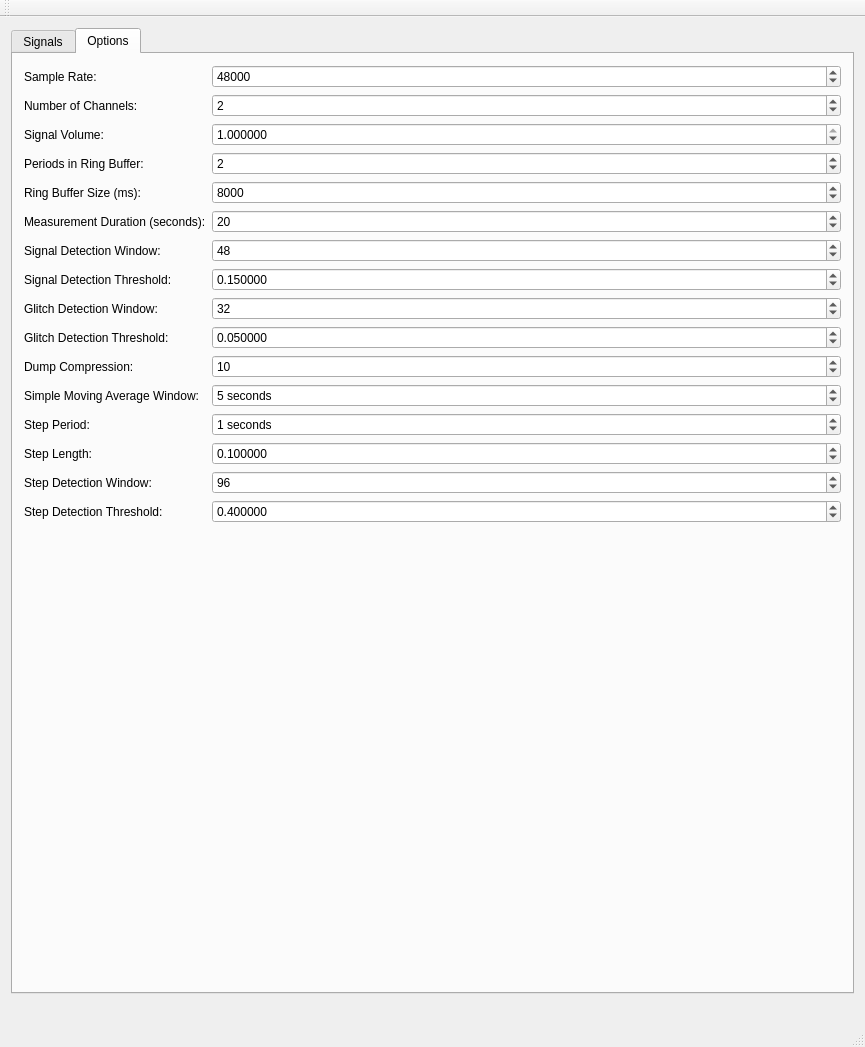
This is src/gui/MainWindow.ui in gavv/signal-estimator as Qt 5 draws it before an edit. The edited form follows.
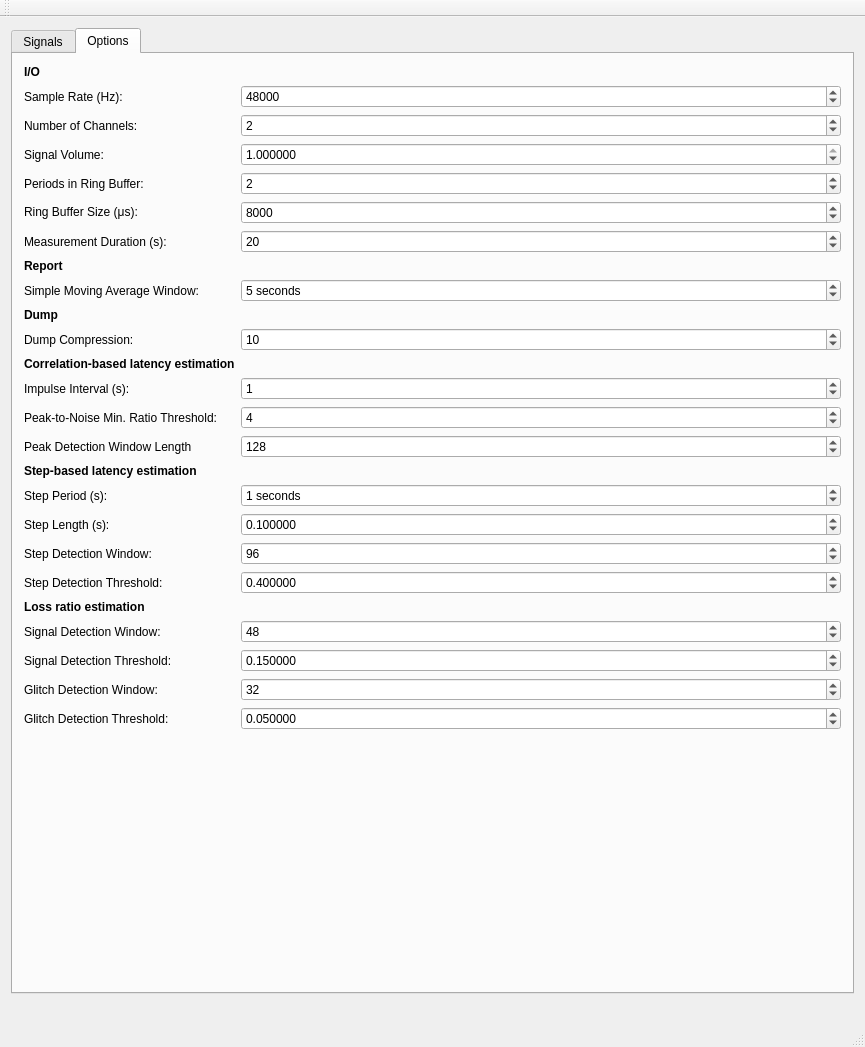
This is the edited form. The open tabs and pages were chosen to show the change. Custom widgets are drawn as their Qt base class.

Commit message: group options by category, add tooltip (#63)

```diff
--- a/src/gui/MainWindow.ui
+++ b/src/gui/MainWindow.ui
@@ -381,13 +381,26 @@
        </attribute>
        <layout class="QFormLayout" name="formLayout">
         <item row="0" column="0">
+         <widget class="QLabel" name="IOOption">
+          <property name="font">
+           <font>
+            <weight>75</weight>
+            <bold>true</bold>
+           </font>
+          </property>
+          <property name="text">
+           <string>I/O</string>
+          </property>
+         </widget>
+        </item>
+        <item row="1" column="0">
          <widget class="QLabel" name="SampleRateLabel">
           <property name="text">
-           <string>Sample Rate:</string>
+           <string>Sample Rate (Hz):</string>
           </property>
          </widget>
         </item>
-        <item row="0" column="1">
+        <item row="1" column="1">
          <widget class="QSpinBox" name="SampleRate">
           <property name="minimum">
            <number>1</number>
@@ -400,14 +413,14 @@
           </property>
          </widget>
         </item>
-        <item row="1" column="0">
+        <item row="2" column="0">
          <widget class="QLabel" name="NumChannelsLabel">
           <property name="text">
            <string>Number of Channels:</string>
           </property>
          </widget>
         </item>
-        <item row="1" column="1">
+        <item row="2" column="1">
          <widget class="QSpinBox" name="NumChannels">
           <property name="minimum">
            <number>1</number>
@@ -420,14 +433,14 @@
           </property>
          </widget>
         </item>
-        <item row="2" column="0">
+        <item row="3" column="0">
          <widget class="QLabel" name="VolumeLabel_2">
           <property name="text">
            <string>Signal Volume:</string>
           </property>
          </widget>
         </item>
-        <item row="2" column="1">
+        <item row="3" column="1">
          <widget class="QDoubleSpinBox" name="SignalVolume">
           <property name="decimals">
            <number>6</number>
@@ -446,14 +459,14 @@
           </property>
          </widget>
         </item>
-        <item row="3" column="0">
+        <item row="4" column="0">
          <widget class="QLabel" name="PRBLabel">
           <property name="text">
            <string>Periods in Ring Buffer:</string>
           </property>
          </widget>
         </item>
-        <item row="3" column="1">
+        <item row="4" column="1">
          <widget class="QSpinBox" name="PRB">
           <property name="minimum">
            <number>0</number>
@@ -469,14 +482,14 @@
           </property>
          </widget>
         </item>
-        <item row="4" column="0">
+        <item row="5" column="0">
          <widget class="QLabel" name="RBSLabel">
           <property name="text">
-           <string>Ring Buffer Size (ms):</string>
+           <string>&lt;html&gt;&lt;head/&gt;&lt;body&gt;&lt;p&gt;Ring Buffer Size (μs):&lt;/p&gt;&lt;/body&gt;&lt;/html&gt;</string>
           </property>
          </widget>
         </item>
-        <item row="4" column="1">
+        <item row="5" column="1">
          <widget class="QSpinBox" name="RBS">
           <property name="minimum">
            <number>0</number>
@@ -492,14 +505,14 @@
           </property>
          </widget>
         </item>
-        <item row="5" column="0">
+        <item row="6" column="0">
          <widget class="QLabel" name="DurationLabel">
           <property name="text">
-           <string>Measurement Duration (seconds):</string>
+           <string>Measurement Duration (s):</string>
           </property>
          </widget>
         </item>
-        <item row="5" column="1">
+        <item row="6" column="1">
          <widget class="QSpinBox" name="Duration">
           <property name="minimum">
            <number>0</number>
@@ -515,89 +528,55 @@
           </property>
          </widget>
         </item>
-        <item row="6" column="0">
-         <widget class="QLabel" name="Label1_6">
-          <property name="text">
-           <string>Signal Detection Window:</string>
-          </property>
-         </widget>
-        </item>
-        <item row="6" column="1">
-         <widget class="QSpinBox" name="SigDW">
-          <property name="suffix">
-           <string/>
-          </property>
-          <property name="maximum">
-           <number>2147483647</number>
-          </property>
-          <property name="value">
-           <number>48</number>
-          </property>
-         </widget>
-        </item>
         <item row="7" column="0">
-         <widget class="QLabel" name="Label1_7">
+         <widget class="QLabel" name="Report">
+          <property name="font">
+           <font>
+            <weight>75</weight>
+            <bold>true</bold>
+           </font>
+          </property>
           <property name="text">
-           <string>Signal Detection Threshold:</string>
-          </property>
-         </widget>
-        </item>
-        <item row="7" column="1">
-         <widget class="QDoubleSpinBox" name="SigDT">
-          <property name="decimals">
-           <number>6</number>
-          </property>
-          <property name="maximum">
-           <double>1.000000000000000</double>
-          </property>
-          <property name="singleStep">
-           <double>0.010000000000000</double>
-          </property>
-          <property name="value">
-           <double>0.150000000000000</double>
+           <string>Report</string>
           </property>
          </widget>
         </item>
         <item row="8" column="0">
-         <widget class="QLabel" name="Label1_8">
+         <widget class="QLabel" name="Label1">
+          <property name="toolTip">
+           <string>Simple Moving Average window for latency reports</string>
+          </property>
+          <property name="toolTipDuration">
+           <number>-1</number>
+          </property>
           <property name="text">
-           <string>Glitch Detection Window:</string>
+           <string>Simple Moving Average Window:</string>
           </property>
          </widget>
         </item>
         <item row="8" column="1">
-         <widget class="QSpinBox" name="GliDW">
+         <widget class="QSpinBox" name="SMA">
           <property name="suffix">
-           <string/>
+           <string> seconds</string>
           </property>
           <property name="maximum">
            <number>2147483647</number>
           </property>
           <property name="value">
-           <number>32</number>
+           <number>5</number>
           </property>
          </widget>
         </item>
         <item row="9" column="0">
-         <widget class="QLabel" name="Label1_9">
+         <widget class="QLabel" name="Dump">
+          <property name="font">
+           <font>
+            <weight>75</weight>
+            <bold>true</bold>
+           </font>
+          </property>
           <property name="text">
-           <string>Glitch Detection Threshold:</string>
-          </property>
-         </widget>
-        </item>
-        <item row="9" column="1">
-         <widget class="QDoubleSpinBox" name="GliDT">
-          <property name="decimals">
-           <number>6</number>
-          </property>
-          <property name="maximum">
-           <double>1.000000000000000</double>
-          </property>
-          <property name="singleStep">
-           <double>0.010000000000000</double>
-          </property>
-          <property name="value">
-           <double>0.050000000000000</double>
+           <string>Dump</string>
           </property>
          </widget>
         </item>
@@ -622,37 +601,30 @@
          </widget>
         </item>
         <item row="12" column="0">
-         <widget class="QLabel" name="Label1">
+         <widget class="QLabel" name="label_4">
+          <property name="font">
+           <font>
+            <weight>75</weight>
+            <bold>true</bold>
+           </font>
+          </property>
           <property name="text">
-           <string>Simple Moving Average Window:</string>
-          </property>
-         </widget>
-        </item>
-        <item row="12" column="1">
-         <widget class="QSpinBox" name="SMA">
-          <property name="suffix">
-           <string> seconds</string>
-          </property>
-          <property name="maximum">
-           <number>2147483647</number>
-          </property>
-          <property name="value">
-           <number>5</number>
+           <string>Correlation-based latency estimation</string>
           </property>
          </widget>
         </item>
         <item row="13" column="0">
-         <widget class="QLabel" name="Label1_2">
+         <widget class="QLabel" name="ImpulseIntervalLabel">
+          <property name="toolTip">
+           <string>Impulse interval, seconds</string>
+          </property>
           <property name="text">
-           <string>Step Period:</string>
+           <string>Impulse Interval (s):</string>
           </property>
          </widget>
         </item>
         <item row="13" column="1">
-         <widget class="QSpinBox" name="StepPeriod">
-          <property name="suffix">
-           <string> seconds</string>
-          </property>
+         <widget class="QSpinBox" name="ImpulseInterval">
           <property name="maximum">
            <number>2147483647</number>
           </property>
@@ -662,36 +634,115 @@
          </widget>
         </item>
         <item row="14" column="0">
-         <widget class="QLabel" name="Label1_3">
+         <widget class="QLabel" name="PeakToNoiseMRTLabel">
+          <property name="toolTip">
+           <string>The peak-to-noise minimum ratio threshold</string>
+          </property>
           <property name="text">
-           <string>Step Length:</string>
+           <string>Peak-to-Noise Min. Ratio Threshold:</string>
           </property>
          </widget>
         </item>
         <item row="14" column="1">
-         <widget class="QDoubleSpinBox" name="StepLength">
-          <property name="decimals">
-           <number>6</number>
-          </property>
+         <widget class="QSpinBox" name="PeakToNoiseMRT">
           <property name="maximum">
-           <double>1.000000000000000</double>
-          </property>
-          <property name="singleStep">
-           <double>0.010000000000000</double>
+           <number>2147483647</number>
           </property>
           <property name="value">
-           <double>0.100000000000000</double>
+           <number>4</number>
           </property>
          </widget>
         </item>
         <item row="15" column="0">
+         <widget class="QLabel" name="PeakDWLLabel">
+          <property name="toolTip">
+           <string>Peak detection window length, samples</string>
+          </property>
+          <property name="text">
+           <string>Peak Detection Window Length</string>
+          </property>
+         </widget>
+        </item>
+        <item row="15" column="1">
+         <widget class="QSpinBox" name="PeakDWL">
+          <property name="maximum">
+           <number>2147483647</number>
+          </property>
+          <property name="value">
+           <number>128</number>
+          </property>
+         </widget>
+        </item>
+        <item row="16" column="0">
+         <widget class="QLabel" name="StepBasedLatencyEst">
+          <property name="font">
+           <font>
+            <weight>75</weight>
+            <bold>true</bold>
+           </font>
+          </property>
+          <property name="text">
+           <string>Step-based latency estimation</string>
+          </property>
+         </widget>
+        </item>
+        <item row="17" column="0">
+         <widget class="QLabel" name="Label1_2">
+          <property name="toolTip">
+           <string>Step interval, seconds</string>
+          </property>
+          <property name="text">
+           <string>Step Period (s):</string>
+          </property>
+         </widget>
+        </item>
+        <item row="17" column="1">
+         <widget class="QSpinBox" name="StepPeriod">
+          <property name="suffix">
+           <string> seconds</string>
+          </property>
+          <property name="maximum">
+           <number>2147483647</number>
+          </property>
+          <property name="value">
+           <number>1</number>
+          </property>
+         </widget>
+        </item>
+        <item row="18" column="0">
+         <widget class="QLabel" name="Label1_3">
+          <property name="toolTip">
+           <string>Step length, seconds</string>
+          </property>
+          <property name="text">
+           <string>Step Length (s):</string>
+          </property>
+         </widget>
+        </item>
+        <item row="18" column="1">
+         <widget class="QDoubleSpinBox" name="StepLength">
+          <property name="decimals">
+           <number>6</number>
+          </property>
+          <property name="maximum">
+           <double>1.000000000000000</double>
+          </property>
+          <property name="singleStep">
+           <double>0.010000000000000</double>
+          </property>
+          <property name="value">
+           <double>0.100000000000000</double>
+          </property>
+         </widget>
+        </item>
+        <item row="19" column="0">
          <widget class="QLabel" name="Label1_4">
           <property name="text">
            <string>Step Detection Window:</string>
           </property>
          </widget>
         </item>
-        <item row="15" column="1">
+        <item row="19" column="1">
          <widget class="QSpinBox" name="StepDW">
           <property name="suffix">
            <string/>
@@ -707,14 +758,14 @@
           </property>
          </widget>
         </item>
-        <item row="16" column="0">
+        <item row="20" column="0">
          <widget class="QLabel" name="Label1_5">
           <property name="text">
            <string>Step Detection Threshold:</string>
           </property>
          </widget>
         </item>
-        <item row="16" column="1">
+        <item row="20" column="1">
          <widget class="QDoubleSpinBox" name="StepDT">
           <property name="decimals">
            <number>6</number>
@@ -730,6 +781,117 @@
           </property>
          </widget>
         </item>
+        <item row="21" column="0">
+         <widget class="QLabel" name="LossRatioEst">
+          <property name="font">
+           <font>
+            <weight>75</weight>
+            <bold>true</bold>
+           </font>
+          </property>
+          <property name="text">
+           <string>Loss ratio estimation</string>
+          </property>
+         </widget>
+        </item>
+        <item row="22" column="0">
+         <widget class="QLabel" name="Label1_6">
+          <property name="toolTip">
+           <string>Signal detection running maximum window, samples</string>
+          </property>
+          <property name="text">
+           <string>Signal Detection Window:</string>
+          </property>
+         </widget>
+        </item>
+        <item row="22" column="1">
+         <widget class="QSpinBox" name="SigDW">
+          <property name="suffix">
+           <string/>
+          </property>
+          <property name="maximum">
+           <number>2147483647</number>
+          </property>
+          <property name="value">
+           <number>48</number>
+          </property>
+         </widget>
+        </item>
+        <item row="23" column="0">
+         <widget class="QLabel" name="Label1_7">
+          <property name="toolTip">
+           <string>Signal detection threshold, from 0 to 1</string>
+          </property>
+          <property name="text">
+           <string>Signal Detection Threshold:</string>
+          </property>
+         </widget>
+        </item>
+        <item row="23" column="1">
+         <widget class="QDoubleSpinBox" name="SigDT">
+          <property name="decimals">
+           <number>6</number>
+          </property>
+          <property name="maximum">
+           <double>1.000000000000000</double>
+          </property>
+          <property name="singleStep">
+           <double>0.010000000000000</double>
+          </property>
+          <property name="value">
+           <double>0.150000000000000</double>
+          </property>
+         </widget>
+        </item>
+        <item row="24" column="0">
+         <widget class="QLabel" name="Label1_8">
+          <property name="toolTip">
+           <string>Glitch detection running maximum window, samples</string>
+          </property>
+          <property name="text">
+           <string>Glitch Detection Window:</string>
+          </property>
+         </widget>
+        </item>
+        <item row="24" column="1">
+         <widget class="QSpinBox" name="GliDW">
+          <property name="suffix">
+           <string/>
+          </property>
+          <property name="maximum">
+           <number>2147483647</number>
+          </property>
+          <property name="value">
+           <number>32</number>
+          </property>
+         </widget>
+        </item>
+        <item row="25" column="0">
+         <widget class="QLabel" name="Label1_9">
+          <property name="toolTip">
+           <string>Glitch detection threshold, from 0 to 1</string>
+          </property>
+          <property name="text">
+           <string>Glitch Detection Threshold:</string>
+          </property>
+         </widget>
+        </item>
+        <item row="25" column="1">
+         <widget class="QDoubleSpinBox" name="GliDT">
+          <property name="decimals">
+           <number>6</number>
+          </property>
+          <property name="maximum">
+           <double>1.000000000000000</double>
+          </property>
+          <property name="singleStep">
+           <double>0.010000000000000</double>
+          </property>
+          <property name="value">
+           <double>0.050000000000000</double>
+          </property>
+         </widget>
+        </item>
        </layout>
       </widget>
      </widget>
```
Left out of the diff: 27 changed lines with no effect on the pictures. The commit also changes 1 other file.
